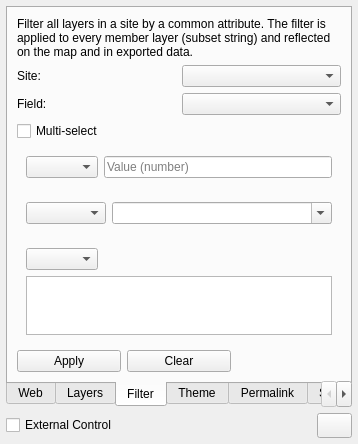
This is qgis-plugin/geo_webview/panel_base.ui in yamamoto-ryuzo/qgis_live_harness as Qt 5 draws it before an edit. The edited form follows.
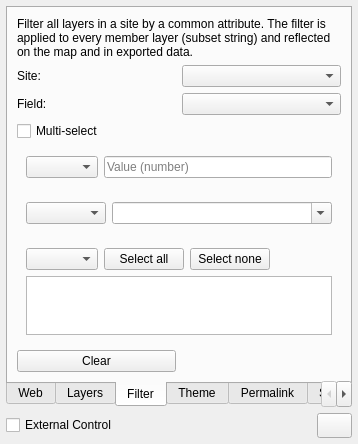
This is the edited form. The open tabs and pages were chosen to show the change.

Commit message:
fix(geo_webview): Filter タブの選択状態実態同期・複数選択仕様修正・ライブ同期エコー対策
- フィールド/サイト切替時のチェック状態を適用済み subsetString から再シード
- 0件選択を IN→1=0/NOT IN→解除として即適用し全選択/全解除で地図が正反対に変化するよう統一
- /live/writeback 適用時に where= を _filter_panel_state へ同期し、抑止時間窓を2秒に拡張してエコー防止

Generated with [Devin](https://devin.ai)

```diff
--- a/qgis-plugin/geo_webview/panel_base.ui
+++ b/qgis-plugin/geo_webview/panel_base.ui
@@ -774,6 +774,20 @@
               </property>
              </widget>
             </item>
+            <item>
+             <widget class="QPushButton" name="pushButton_filter_all">
+              <property name="text">
+               <string>Select all</string>
+              </property>
+             </widget>
+            </item>
+            <item>
+             <widget class="QPushButton" name="pushButton_filter_none">
+              <property name="text">
+               <string>Select none</string>
+              </property>
+             </widget>
+            </item>
             <item>
              <spacer name="horizontalSpacer_filter_multi">
               <property name="orientation">
@@ -804,13 +818,6 @@
        </item>
        <item>
         <layout class="QHBoxLayout" name="horizontalLayout_filter_btns">
-         <item>
-          <widget class="QPushButton" name="pushButton_filter_apply">
-           <property name="text">
-            <string>Apply</string>
-           </property>
-          </widget>
-         </item>
          <item>
           <widget class="QPushButton" name="pushButton_filter_clear">
            <property name="text">
```
The commit also changes 16 other files.
